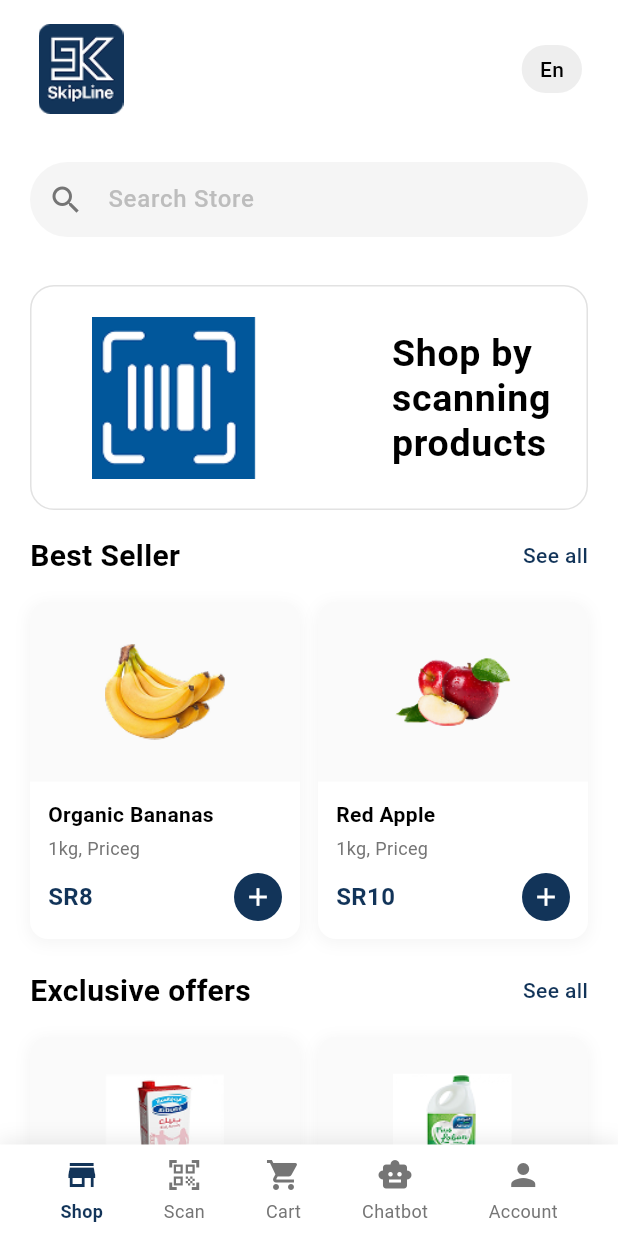
After one commit to ahmed-joma/skip_line, a Flutter app: the HomeView screen opened by its route, on a phone screen of 412 x 824 dp. The commit adds this screen. Run offline on Flutter 3.47's test engine with Material 3 defaults, Android fonts, the phone set to English and light mode, and no system bars; our stand-ins replace bloc, dio, go_router, shared_preferences; accounts and stored records are empty.

Commit message:
Refactor onboarding feature: remove unused onboarding repository and state management files, update app routing to use HomeView, and adjust font configuration in pubspec.yaml.

```diff
--- a/lib/core/utils/app_routers.dart
+++ b/lib/core/utils/app_routers.dart
@@ -7,6 +7,7 @@ import '../../features/sign_up/sign_up_screen.dart';
 import '../../features/reset_password/reset_password_screen.dart';
 import '../../features/reset_password/verification_code_screen.dart';
 import '../../features/sign_up/verification_code_screen.dart' as signup;
+import '../../features/home/presentation/views/home_view.dart';
 
 class AppRouters {
   // Route Constants
@@ -69,11 +70,7 @@ class AppRouters {
       ),
 
       // Home Screen
-      GoRoute(
-        path: kHomeView,
-        builder: (context, state) =>
-            const Scaffold(body: Center(child: Text('Home Screen'))),
-      ),
+      GoRoute(path: kHomeView, builder: (context, state) => const HomeView()),
 
       // Scan Screen
       GoRoute(
--- /dev/null
+++ b/lib/features/home/presentation/manager/home/home_cubit.dart
@@ -0,0 +1,8 @@
+import 'package:bloc/bloc.dart';
+import 'package:meta/meta.dart';
+
+part 'home_state.dart';
+
+class HomeCubit extends Cubit<HomeState> {
+  HomeCubit() : super(HomeInitial());
+}
--- /dev/null
+++ b/lib/features/home/presentation/manager/home/home_state.dart
@@ -0,0 +1,6 @@
+part of 'home_cubit.dart';
+
+@immutable
+sealed class HomeState {}
+
+final class HomeInitial extends HomeState {}
--- /dev/null
+++ b/lib/features/home/presentation/views/home_view.dart
@@ -0,0 +1,519 @@
+import 'package:flutter/material.dart';
+import 'package:provider/provider.dart';
+import '../../../../shared/constants/language_manager.dart';
+
+class HomeView extends StatefulWidget {
+  const HomeView({super.key});
+
+  @override
+  State<HomeView> createState() => _HomeViewState();
+}
+
+class _HomeViewState extends State<HomeView> {
+  int _selectedIndex = 0;
+  final PageController _pageController = PageController();
+
+  @override
+  void dispose() {
+    _pageController.dispose();
+    super.dispose();
+  }
+
+  @override
+  Widget build(BuildContext context) {
+    return Scaffold(
+      backgroundColor: Colors.white,
+      body: SafeArea(
+        child: Column(
+          children: [
+            // Header Section
+            _buildHeader(),
+
+            // Search Bar
+            _buildSearchBar(),
+
+            // Advertisement Banner
+            _buildAdvertisementBanner(),
+
+            // Main Content
+            Expanded(
+              child: SingleChildScrollView(
+                child: Column(
+                  children: [
+                    // Best Seller Section
+                    _buildBestSellerSection(),
+
+                    const SizedBox(height: 20),
+
+                    // Exclusive Offers Section
+                    _buildExclusiveOffersSection(),
+
+                    const SizedBox(height: 100), // Space for bottom navigation
+                  ],
+                ),
+              ),
+            ),
+          ],
+        ),
+      ),
+      bottomNavigationBar: _buildBottomNavigationBar(),
+    );
+  }
+
+  Widget _buildHeader() {
+    return Consumer<LanguageManager>(
+      builder: (context, languageManager, child) {
+        return Padding(
+          padding: const EdgeInsets.symmetric(horizontal: 24, vertical: 16),
+          child: Row(
+            mainAxisAlignment: MainAxisAlignment.spaceBetween,
+            children: [
+              // Logo
+              Row(
+                children: [
+                  Image.asset(
+                    'assets/images/logo.png',
+                    width: 60,
+                    height: 60,
+                    fit: BoxFit.contain,
+                  ),
+                ],
+              ),
+
+              // Language Toggle
+              GestureDetector(
+                onTap: () {
+                  languageManager.toggleLanguage();
+                },
+                child: Container(
+                  padding: const EdgeInsets.symmetric(
+                    horizontal: 12,
+                    vertical: 6,
+                  ),
+                  decoration: BoxDecoration(
+                    color: languageManager.isArabic
+                        ? const Color(0xFF123459)
+                        : Colors.grey[200],
+                    borderRadius: BorderRadius.circular(20),
+                  ),
+                  child: Text(
+                    languageManager.isArabic ? 'Ar' : 'En',
+                    style: TextStyle(
+                      color: languageManager.isArabic
+                          ? Colors.white
+                          : Colors.black,
+                      fontSize: 14,
+                      fontWeight: FontWeight.w500,
+                    ),
+                  ),
+                ),
+              ),
+            ],
+          ),
+        );
+      },
+    );
+  }
+
+  Widget _buildSearchBar() {
+    return Consumer<LanguageManager>(
+      builder: (context, languageManager, child) {
+        return Padding(
+          padding: const EdgeInsets.symmetric(horizontal: 20, vertical: 16),
+          child: Container(
+            height: 50,
+            decoration: BoxDecoration(
+              color: Colors.grey[100],
+              borderRadius: BorderRadius.circular(25),
+            ),
+            child: TextField(
+              decoration: InputDecoration(
+                hintText: languageManager.isArabic
+                    ? 'البحث في المتجر'
+                    : 'Search Store',
+                hintStyle: TextStyle(color: Colors.grey[400], fontSize: 16),
+                prefixIcon: Icon(
+                  Icons.search,
+                  color: Colors.grey[600],
+                  size: 24,
+                ),
+                border: InputBorder.none,
+                contentPadding: const EdgeInsets.symmetric(
+                  horizontal: 20,
+                  vertical: 15,
+                ),
+              ),
+            ),
+          ),
+        );
+      },
+    );
+  }
+
+  Widget _buildAdvertisementBanner() {
+    return Consumer<LanguageManager>(
+      builder: (context, languageManager, child) {
+        return Container(
+          height: 150,
+          margin: const EdgeInsets.symmetric(horizontal: 20, vertical: 16),
+          child: PageView.builder(
+            controller: _pageController,
+            itemCount: 3,
+            itemBuilder: (context, index) {
+              return Container(
+                decoration: BoxDecoration(
+                  color: Colors.white,
+                  borderRadius: BorderRadius.circular(16),
+                  border: Border.all(
+                    color: Colors.grey.withOpacity(0.3),
+                    width: 1,
+                  ),
+                ),
+                child: Row(
+                  children: [
+                    // QR Code Icon - Left side
+                    Container(
+                      padding: const EdgeInsets.all(20),
+                      child: Image.asset(
+                        'assets/images/qr.png',
+                        width: 150,
+                        height: 180,
+                      ),
+                    ),
+
+                    // Spacer between QR and text
+                    const SizedBox(width: 30),
+
+                    // Text Section - Right side
+                    Expanded(
+                      child: Padding(
+                        padding: const EdgeInsets.all(20),
+                        child: Column(
+                          crossAxisAlignment: CrossAxisAlignment.start,
+                          mainAxisAlignment: MainAxisAlignment.center,
+                          children: [
+                            Text(
+                              languageManager.isArabic
+                                  ? 'تسوق بمسح المنتجات'
+                                  : 'Shop by\nscanning\nproducts',
+                              style: const TextStyle(
+                                fontSize: 25,
+                                fontWeight: FontWeight.bold,
+                                color: Colors.black,
+                                letterSpacing: 0.5,
+                                height: 1.2,
+                              ),
+                            ),
+                          ],
+                        ),
+                      ),
+                    ),
+                  ],
+                ),
+              );
+            },
+          ),
+        );
+      },
+    );
+  }
+
+  Widget _buildBestSellerSection() {
+    return Consumer<LanguageManager>(
+      builder: (context, languageManager, child) {
+        return Padding(
+          padding: const EdgeInsets.symmetric(horizontal: 20),
+          child: Column(
+            crossAxisAlignment: CrossAxisAlignment.start,
+            children: [
+              Row(
+                mainAxisAlignment: MainAxisAlignment.spaceBetween,
+                children: [
+                  Text(
+                    languageManager.isArabic ? 'الأكثر مبيعاً' : 'Best Seller',
+                    style: const TextStyle(
+                      fontSize: 20,
+                      fontWeight: FontWeight.bold,
+                      color: Colors.black,
+                    ),
+                  ),
+                  Text(
+                    languageManager.isArabic ? 'عرض الكل' : 'See all',
+                    style: const TextStyle(
+                      fontSize: 14,
+                      color: Color(0xFF123459),
+                      fontWeight: FontWeight.w500,
+                    ),
+                  ),
+                ],
+              ),
+              const SizedBox(height: 16),
+              Row(
+                children: [
+                  Expanded(
+                    child: _buildProductCard(
+                      'assets/images/banana.png',
+                      languageManager.isArabic ? 'موز عضوي' : 'Organic Bananas',
+                      '1kg, Priceg',
+                      'SR8',
+                    ),
+                  ),
+                  const SizedBox(width: 12),
+                  Expanded(
+                    child: _buildProductCard(
+                      'assets/images/apple.png',
+                      languageManager.isArabic ? 'تفاح أحمر' : 'Red Apple',
+                      '1kg, Priceg',
+                      'SR10',
+                    ),
+                  ),
+                ],
+              ),
+            ],
+          ),
+        );
+      },
+    );
+  }
+
+  Widget _buildExclusiveOffersSection() {
+    return Consumer<LanguageManager>(
+      builder: (context, languageManager, child) {
+        return Padding(
+          padding: const EdgeInsets.symmetric(horizontal: 20),
+          child: Column(
+            crossAxisAlignment: CrossAxisAlignment.start,
+            children: [
+              Row(
+                mainAxisAlignment: MainAxisAlignment.spaceBetween,
+                children: [
+                  Text(
+                    languageManager.isArabic
+                        ? 'عروض حصرية'
+                        : 'Exclusive offers',
+                    style: const TextStyle(
+                      fontSize: 20,
+                      fontWeight: FontWeight.bold,
+                      color: Colors.black,
+                    ),
+                  ),
+                  Text(
+                    languageManager.isArabic ? 'عرض الكل' : 'See all',
+                    style: const TextStyle(
+                      fontSize: 14,
+                      color: Color(0xFF123459),
+                      fontWeight: FontWeight.w500,
+                    ),
+                  ),
+                ],
+              ),
+              const SizedBox(height: 16),
+              Row(
+                children: [
+                  Expanded(
+                    child: _buildProductCard(
+                      'assets/images/mike.png',
+                      languageManager.isArabic ? 'حليب طازج' : 'Fresh Milk',
+                      '1L, Fresh',
+                      'SR5',
+                    ),
+                  ),
+                  const SizedBox(width: 12),
+                  Expanded(
+                    child: _buildProductCard(
+                      'assets/images/laban.png',
+                      languageManager.isArabic ? 'لبن طبيعي' : 'Natural Yogurt',
+                      '500g, Natural',
+                      'SR9',
+                    ),
+                  ),
+                ],
+              ),
+            ],
+          ),
+        );
+      },
+    );
+  }
+
+  Widget _buildProductCard(
+    String imagePath,
+    String title,
+    String subtitle,
+    String price,
+  ) {
+    return Container(
+      decoration: BoxDecoration(
+        color: Colors.white,
+        borderRadius: BorderRadius.circular(12),
+        boxShadow: [
+          BoxShadow(
+            color: Colors.grey.withOpacity(0.1),
+            spreadRadius: 1,
+            blurRadius: 8,
+            offset: const Offset(0, 2),
+          ),
+        ],
+      ),
+      child: Column(
+        crossAxisAlignment: CrossAxisAlignment.start,
+        children: [
+          // Product Image
+          Container(
+            height: 120,
+            decoration: BoxDecoration(
+              borderRadius: const BorderRadius.vertical(
+                top: Radius.circular(12),
+              ),
+              color: Colors.grey[50],
+            ),
+            child: Center(
+              child: Image.asset(
+                imagePath,
+                width: 80,
+                height: 80,
+                fit: BoxFit.contain,
+              ),
+            ),
+          ),
+
+          // Product Info
+          Padding(
+            padding: const EdgeInsets.all(12),
+            child: Column(
+              crossAxisAlignment: CrossAxisAlignment.start,
+              children: [
+                Text(
+                  title,
+                  style: const TextStyle(
+                    fontSize: 14,
+                    fontWeight: FontWeight.w600,
+                    color: Colors.black,
+                  ),
+                ),
+                const SizedBox(height: 4),
+                Text(
+                  subtitle,
+                  style: TextStyle(fontSize: 12, color: Colors.grey[600]),
+                ),
+                const SizedBox(height: 8),
+                Row(
+                  mainAxisAlignment: MainAxisAlignment.spaceBetween,
+                  children: [
+                    Text(
+                      price,
+                      style: const TextStyle(
+                        fontSize: 16,
+                        fontWeight: FontWeight.bold,
+                        color: Color(0xFF123459),
+                      ),
+                    ),
+                    Container(
+                      width: 32,
+                      height: 32,
+                      decoration: const BoxDecoration(
+                        color: Color(0xFF123459),
+                        shape: BoxShape.circle,
+                      ),
+                      child: const Icon(
+                        Icons.add,
+                        color: Colors.white,
+                        size: 20,
+                      ),
+                    ),
+                  ],
+                ),
+              ],
+            ),
+          ),
+        ],
+      ),
+    );
+  }
+
+  Widget _buildBottomNavigationBar() {
+    return Consumer<LanguageManager>(
+      builder: (context, languageManager, child) {
+        return Container(
+          decoration: BoxDecoration(
+            color: Colors.white,
+            boxShadow: [
+              BoxShadow(
+                color: Colors.grey.withOpacity(0.2),
+                spreadRadius: 1,
+                blurRadius: 10,
+                offset: const Offset(0, -2),
+              ),
+            ],
+          ),
+          child: SafeArea(
+            child: Padding(
+              padding: const EdgeInsets.symmetric(horizontal: 20, vertical: 8),
+              child: Row(
+                mainAxisAlignment: MainAxisAlignment.spaceAround,
+                children: [
+                  _buildNavItem(
+                    0,
+                    Icons.store,
+                    languageManager.isArabic ? 'متجر' : 'Shop',
+                  ),
+                  _buildNavItem(
+                    1,
+                    Icons.qr_code_scanner,
+                    languageManager.isArabic ? 'مسح' : 'Scan',
+                  ),
+                  _buildNavItem(
+                    2,
+                    Icons.shopping_cart,
+                    languageManager.isArabic ? 'سلة' : 'Cart',
+                  ),
+                  _buildNavItem(
+                    3,
+                    Icons.smart_toy,
+                    languageManager.isArabic ? 'روبوت' : 'Chatbot',
+                  ),
+                  _buildNavItem(
+                    4,
+                    Icons.person,
+                    languageManager.isArabic ? 'حساب' : 'Account',
+                  ),
+                ],
+              ),
+            ),
+          ),
+        );
+      },
+    );
+  }
+
+  Widget _buildNavItem(int index, IconData icon, String label) {
+    final isSelected = _selectedIndex == index;
+
+    return GestureDetector(
+      onTap: () {
+        setState(() {
+          _selectedIndex = index;
+        });
+      },
+      child: Column(
+        mainAxisSize: MainAxisSize.min,
+        children: [
+          Icon(
+            icon,
+            color: isSelected ? const Color(0xFF123459) : Colors.grey[600],
+            size: 24,
+          ),
+          const SizedBox(height: 4),
+          Text(
+            label,
+            style: TextStyle(
+              fontSize: 12,
+              color: isSelected ? const Color(0xFF123459) : Colors.grey[600],
+              fontWeight: isSelected ? FontWeight.w600 : FontWeight.normal,
+            ),
+          ),
+        ],
+      ),
+    );
+  }
+}
--- a/lib/features/onbording/presentation/manager/onbording/onbording_cubit.dart
+++ /dev/null
@@ -1,8 +0,0 @@
-import 'package:bloc/bloc.dart';
-import 'package:meta/meta.dart';
-
-part 'onbording_state.dart';
-
-class OnbordingCubit extends Cubit<OnbordingState> {
-  OnbordingCubit() : super(OnbordingInitial());
-}
--- a/lib/features/onbording/presentation/manager/onbording/onbording_state.dart
+++ /dev/null
@@ -1,6 +0,0 @@
-part of 'onbording_cubit.dart';
-
-@immutable
-sealed class OnbordingState {}
-
-final class OnbordingInitial extends OnbordingState {}
--- a/lib/features/sign_in/presentation/views/sign_in_view.dart
+++ b/lib/features/sign_in/presentation/views/sign_in_view.dart
@@ -47,6 +47,9 @@ class _SignInViewState extends State<SignInView> {
 
     // TODO: Handle actual login logic
     print('Login with email: ${_emailController.text}');
+
+    // Navigate to home screen after successful login
+    context.go('/home');
   }
 
   void _showTopNotification(String message, {bool isError = false}) {
```
Also changed, not shown: pubspec.yaml (+2 -9 lines), assets/images/apple.png (added), assets/images/banana.png (added), assets/images/laban.png (added), assets/images/mike.png (added), assets/images/qr.png (added), lib/features/home/data/repo/home_repo.dart (added), lib/features/home/data/repo/home_repo_impl.dart (added), lib/features/onbording/presentation/view/onbording.dart (deleted), lib/features/onbording/presentation/view/widget/onbording_view.dart (deleted), 1 other file.
